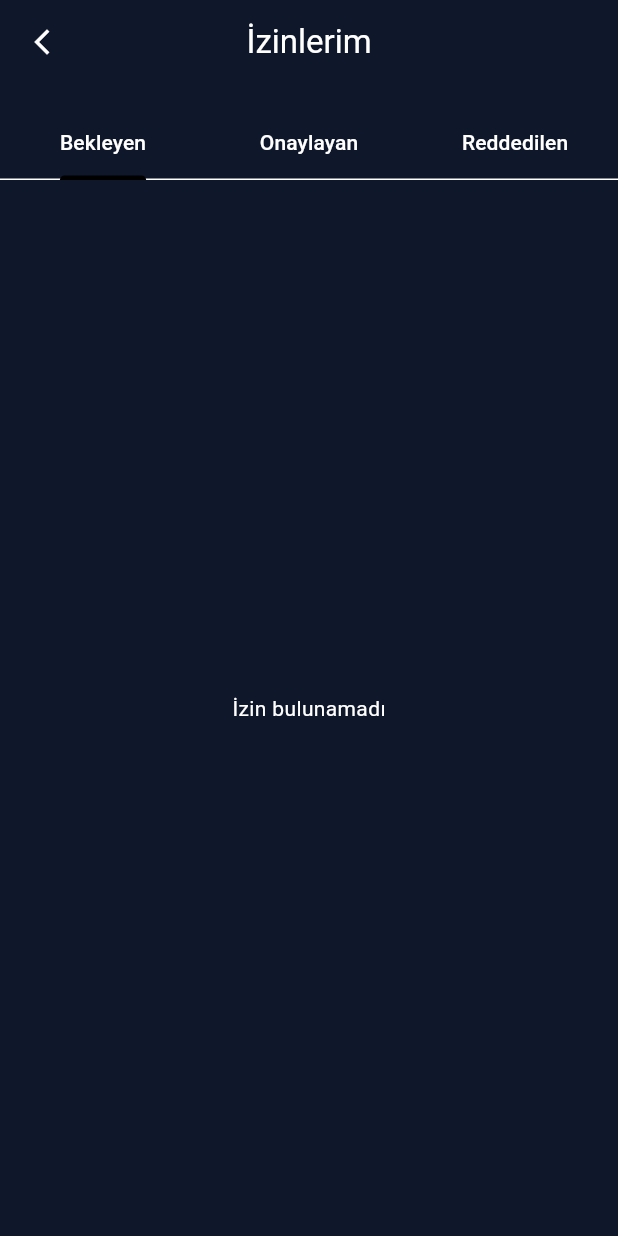
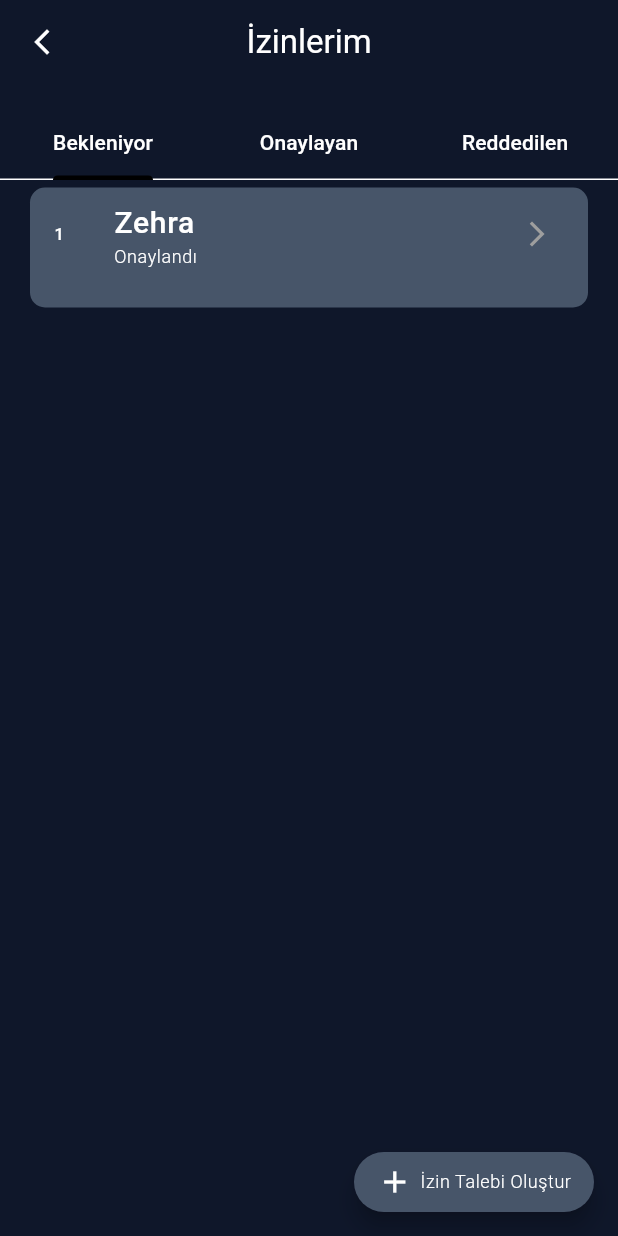
Before and after one commit to zehraGultekin/taskforuszg, a Flutter app: the PermissionView screen opened by its route, on a phone screen of 412 x 824 dp. Run offline on Flutter 3.47's test engine with Material 3 defaults, Android fonts, the phone set to English and light mode, and no system bars; our stand-ins replace go_router.

```diff
--- a/lib/core/route/app_route.dart
+++ b/lib/core/route/app_route.dart
@@ -3,6 +3,7 @@ import 'package:taskforuszehra/core/route/app_route_name.dart';
 import 'package:taskforuszehra/features/activies/activities_view.dart';
 import 'package:taskforuszehra/features/home/view/home_view.dart';
 import 'package:taskforuszehra/features/navigator/navigator.dart';
+import 'package:taskforuszehra/features/permission/permission_request.dart';
 import 'package:taskforuszehra/features/permission/permission_view.dart';
 import 'package:taskforuszehra/features/settings/settings_view.dart';
 import 'package:taskforuszehra/features/task/task_view.dart';
@@ -57,6 +58,13 @@ class AppRoute {
           return PermissionView();
         },
       ),
+      GoRoute(
+        path: "/permission_request",
+        name: AppRouteName.permission_request.name,
+        builder: (context, state) {
+          return PermissionRequest();
+        },
+      ),
     ],
   );
 }
--- a/lib/core/route/app_route_name.dart
+++ b/lib/core/route/app_route_name.dart
@@ -1 +1,9 @@
-enum AppRouteName { home, task, activities, settings, navigator, permission }
+enum AppRouteName {
+  home,
+  task,
+  activities,
+  settings,
+  navigator,
+  permission,
+  permission_request,
+}
--- a/lib/features/permission/permission_view.dart
+++ b/lib/features/permission/permission_view.dart
@@ -1,5 +1,9 @@
 import 'package:flutter/material.dart';
+import 'package:go_router/go_router.dart';
+import 'package:taskforuszehra/core/route/app_route.dart';
+import 'package:taskforuszehra/core/route/app_route_name.dart';
 import 'package:taskforuszehra/core/widgets/appbar.dart';
+import 'package:taskforuszehra/features/permission/repository/model/permission_model.dart';
 
 class PermissionView extends StatefulWidget {
   const PermissionView({super.key});
@@ -29,7 +33,7 @@ class _PermissionViewState extends State<PermissionView> {
             enableFeedback: false,
 
             tabs: [
-              Tab(text: "Bekleyen"),
+              Tab(text: "Bekleniyor"),
               Tab(text: "Onaylayan"),
               Tab(text: "Reddedilen"),
             ],
@@ -37,12 +41,94 @@ class _PermissionViewState extends State<PermissionView> {
         ),
         body: TabBarView(
           children: [
-            Center(child: Text("İzin bulunamadı")),
-            Center(child: Text("İzin bulunamadı")),
-            Center(child: Text("İizin bulunamadı")),
+            PermissionList(status: "Onaylandı"),
+            PermissionList(status: "Bekleniyor"),
+            PermissionList(status: "Reddedilen"),
           ],
+        ),
+
+        floatingActionButton: SizedBox(
+          height: 40,
+          width: 160,
+          child: FloatingActionButton(
+            onPressed: () {
+              context.goNamed(AppRouteName.permission_request.name);
+            },
+            backgroundColor: Theme.of(context).colorScheme.surface,
+            shape: RoundedRectangleBorder(
+              borderRadius: BorderRadiusGeometry.circular(20),
+            ),
+            child: Row(
+              mainAxisAlignment: MainAxisAlignment.center,
+              children: [
+                Icon(Icons.add, color: Colors.white),
+                SizedBox(width: 5),
+                Text(
+                  "İzin Talebi Oluştur",
+                  style: Theme.of(context).textTheme.bodySmall,
+                ),
+              ],
+            ),
+          ),
         ),
       ),
     );
   }
 }
+
+class PermissionList extends StatelessWidget {
+  final String status;
+  const PermissionList({super.key, required this.status});
+
+  @override
+  Widget build(BuildContext context) {
+    final data = filter(status);
+
+    return ListView.builder(
+      itemCount: data.length,
+      itemBuilder: (context, index) {
+        return Permissionwidget(
+          id: data[index].id,
+          name: data[index].name,
+          status: data[index].status,
+        );
+      },
+    );
+  }
+}
+
+class Permissionwidget extends StatelessWidget {
+  final int id;
+  final String name;
+  final String status;
+
+  const Permissionwidget({
+    super.key,
+    required this.id,
+    required this.name,
+    required this.status,
+  });
+
+  @override
+  Widget build(BuildContext context) {
+    return Container(
+      height: 80,
+      margin: const EdgeInsets.symmetric(horizontal: 20, vertical: 5),
+      decoration: BoxDecoration(
+        borderRadius: BorderRadius.circular(10),
+        color: Theme.of(context).colorScheme.surface,
+      ),
+      child: ListTile(
+        dense: true,
+        leading: Text(id.toString()),
+        title: Text(name, style: Theme.of(context).textTheme.bodyLarge),
+        subtitle: Text(status, style: Theme.of(context).textTheme.bodySmall),
+        trailing: const Icon(
+          Icons.arrow_forward_ios,
+          size: 20,
+          color: Colors.grey,
+        ),
+      ),
+    );
+  }
+}
--- /dev/null
+++ b/lib/features/permission/repository/model/permission_model.dart
@@ -0,0 +1,19 @@
+class PermissionModel {
+  final int id;
+  final String name;
+  final String status;
+
+  PermissionModel({required this.id, required this.name, required this.status});
+}
+
+final List<PermissionModel> items = [
+  PermissionModel(id: 1, name: "Zehra", status: "Onaylandı"),
+  PermissionModel(id: 2, name: "Büşra", status: "Bekleniyor"),
+  PermissionModel(id: 4, name: "Büşra", status: "Bekleniyor"),
+
+  PermissionModel(id: 2, name: "Buğra", status: "Reddedilen"),
+];
+
+List<PermissionModel> filter(String status) {
+  return items.where((element) => element.status == status).toList();
+}
```
Also changed, not shown: lib/features/permission/permission_request.dart (added, +77 -0 lines).
